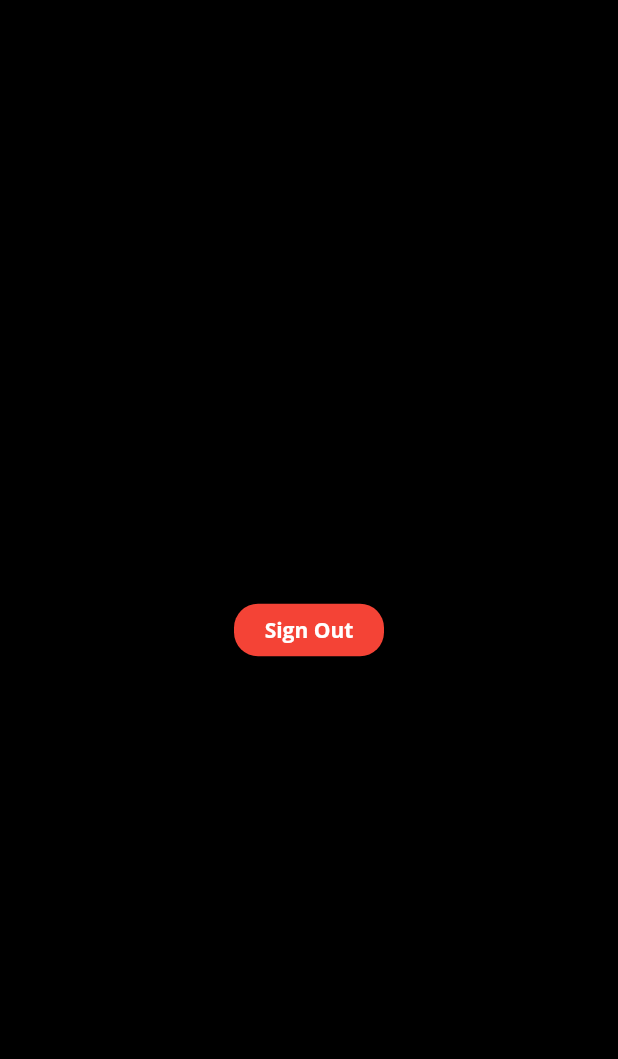
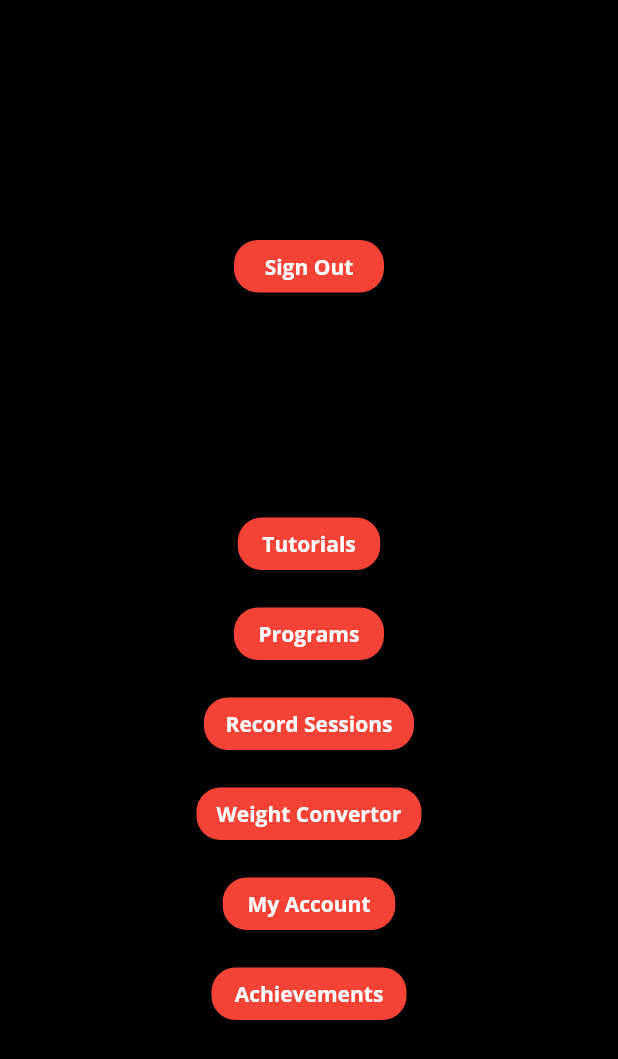
Before and after one commit to AaronRamirez05/Powerlifting-App, a Flutter app: the screen it shows once a user with an empty profile is signed in, on a phone screen of 412 x 824 dp. Shown: the top 1059 px of the screen. Run offline on Flutter 3.47's test engine with Material 2 defaults, Android fonts, the phone set to English and light mode, and no system bars; our stand-ins replace email_validator, firebase_auth, firebase_core; accounts and stored records are empty.

Commit message:
Added buttons and files

```diff
--- /dev/null
+++ b/powerlifting_app/lib/screens/achievements_screens.dart
@@ -0,0 +1,2 @@
+import 'package:flutter/material.dart';
+import 'package:powerlifting_app/screens/home_screen.dart';
--- a/powerlifting_app/lib/screens/home_screen.dart
+++ b/powerlifting_app/lib/screens/home_screen.dart
@@ -1,5 +1,6 @@
 import 'package:firebase_auth/firebase_auth.dart';
 import 'package:flutter/material.dart';
+import 'package:powerlifting_app/screens/tutorials_screen.dart';
 
 class homeScreen extends StatefulWidget {
   @override
@@ -34,7 +35,94 @@ class _home extends State<homeScreen> {
                           style: TextStyle(
                               color: Colors.white, fontFamily: 'Open'),
                         ))),
+                        SizedBox(height: 150),
+                Container(
+                    height: 35,
+                    width: 95,
+                    decoration: BoxDecoration(
+                        color: Colors.red,
+                        borderRadius: BorderRadius.all(Radius.circular(16))),
+                    child: TextButton(
+                        onPressed: () {
+                          //Navigator.push(context, MaterialPageRoute(builder: (context) => tutorials_screen()));
+                        },
+                        child: Text(
+                          'Tutorials',
+                          style: TextStyle(
+                              color: Colors.white, fontFamily: 'Open'),
+                        ))),
+                        SizedBox(height: 25),
+                  Container(
+                    height: 35,
+                    width: 100,
+                    decoration: BoxDecoration(
+                        color: Colors.red,
+                        borderRadius: BorderRadius.all(Radius.circular(16))),
+                    child: TextButton(
+                        onPressed: () {},
+                        child: Text(
+                          'Programs',
+                          style: TextStyle(
+                              color: Colors.white, fontFamily: 'Open'),
+                        ))),
+                        SizedBox(height: 25),
+                  Container(
+                    height: 35,
+                    width: 140,
+                    decoration: BoxDecoration(
+                        color: Colors.red,
+                        borderRadius: BorderRadius.all(Radius.circular(16))),
+                    child: TextButton(
+                        onPressed: () {},
+                        child: Text(
+                          'Record Sessions',
+                          style: TextStyle(
+                              color: Colors.white, fontFamily: 'Open'),
+                        ))),
+                        SizedBox(height: 25),
+                  Container(
+                    height: 35,
+                    width: 150,
+                    decoration: BoxDecoration(
+                        color: Colors.red,
+                        borderRadius: BorderRadius.all(Radius.circular(16))),
+                    child: TextButton(
+                        onPressed: () {},
+                        child: Text(
+                          'Weight Convertor',
+                          style: TextStyle(
+                              color: Colors.white, fontFamily: 'Open'),
+                        ))),
+                        SizedBox(height: 25),
+                  Container(
+                    height: 35,
+                    width: 115,
+                    decoration: BoxDecoration(
+                        color: Colors.red,
+                        borderRadius: BorderRadius.all(Radius.circular(16))),
+                    child: TextButton(
+                        onPressed: () {},
+                        child: Text(
+                          'My Account',
+                          style: TextStyle(
+                              color: Colors.white, fontFamily: 'Open'),
+                        ))),
+                        SizedBox(height: 25),
+                  Container(
+                    height: 35,
+                    width: 130,
+                    decoration: BoxDecoration(
+                        color: Colors.red,
+                        borderRadius: BorderRadius.all(Radius.circular(16))),
+                    child: TextButton(
+                        onPressed: () {},
+                        child: Text(
+                          'Achievements',
+                          style: TextStyle(
+                              color: Colors.white, fontFamily: 'Open'),
+                        ))),
               ],
+
             ),
           )),
         ));
--- /dev/null
+++ b/powerlifting_app/lib/screens/myaccount_screen.dart
@@ -0,0 +1,2 @@
+import 'package:flutter/material.dart';
+import 'package:powerlifting_app/screens/home_screen.dart';
--- /dev/null
+++ b/powerlifting_app/lib/screens/programs_screen.dart
@@ -0,0 +1,2 @@
+import 'package:flutter/material.dart';
+import 'package:powerlifting_app/screens/home_screen.dart';
--- /dev/null
+++ b/powerlifting_app/lib/screens/recordsessions_screen.dart
@@ -0,0 +1,2 @@
+import 'package:flutter/material.dart';
+import 'package:powerlifting_app/screens/home_screen.dart';
--- /dev/null
+++ b/powerlifting_app/lib/screens/tutorials_screen.dart
@@ -0,0 +1,22 @@
+import 'package:flutter/material.dart';
+import 'package:powerlifting_app/screens/home_screen.dart';
+
+class TutorialsScreen extends StatelessWidget {
+  @override
+  Widget build(BuildContext context) {
+    return MaterialApp(
+      title: 'Tutorial Screen',
+      home: Scaffold(
+        appBar: AppBar(title: Text('Tutorial Screen'),),
+        body: Center(
+          child: TextButton(
+            child: Text('Return To Home Screen'),
+            //style: TextStyle(color: Colors.white, fontFamily: 'Open'),
+            onPressed: (){
+              Navigator.pop(context);
+            })
+        )
+      )
+    )
+  }
+}
--- /dev/null
+++ b/powerlifting_app/lib/screens/weightconverter_screen.dart
@@ -0,0 +1,2 @@
+import 'package:flutter/material.dart';
+import 'package:powerlifting_app/screens/home_screen.dart';
```
